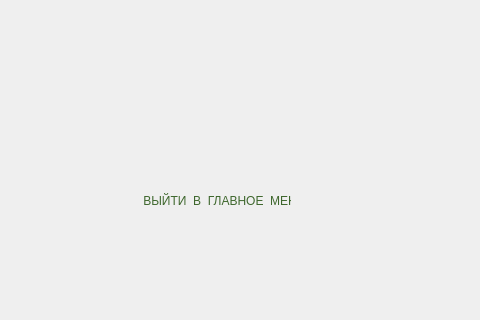
First picture: the form in second_window.ui, repository been2221/Lerning_fan-192, before the edit; both pictures show x 270 to 750 and y 450 to 770 of the 1315 by 770 pixel window.
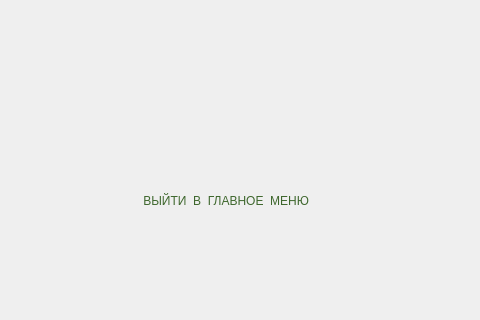
Second picture: the form after the edit.

```diff
--- a/second_window.ui
+++ b/second_window.ui
@@ -50,7 +50,7 @@
     <rect>
      <x>410</x>
      <y>610</y>
-     <width>151</width>
+     <width>201</width>
      <height>81</height>
     </rect>
    </property>
```
